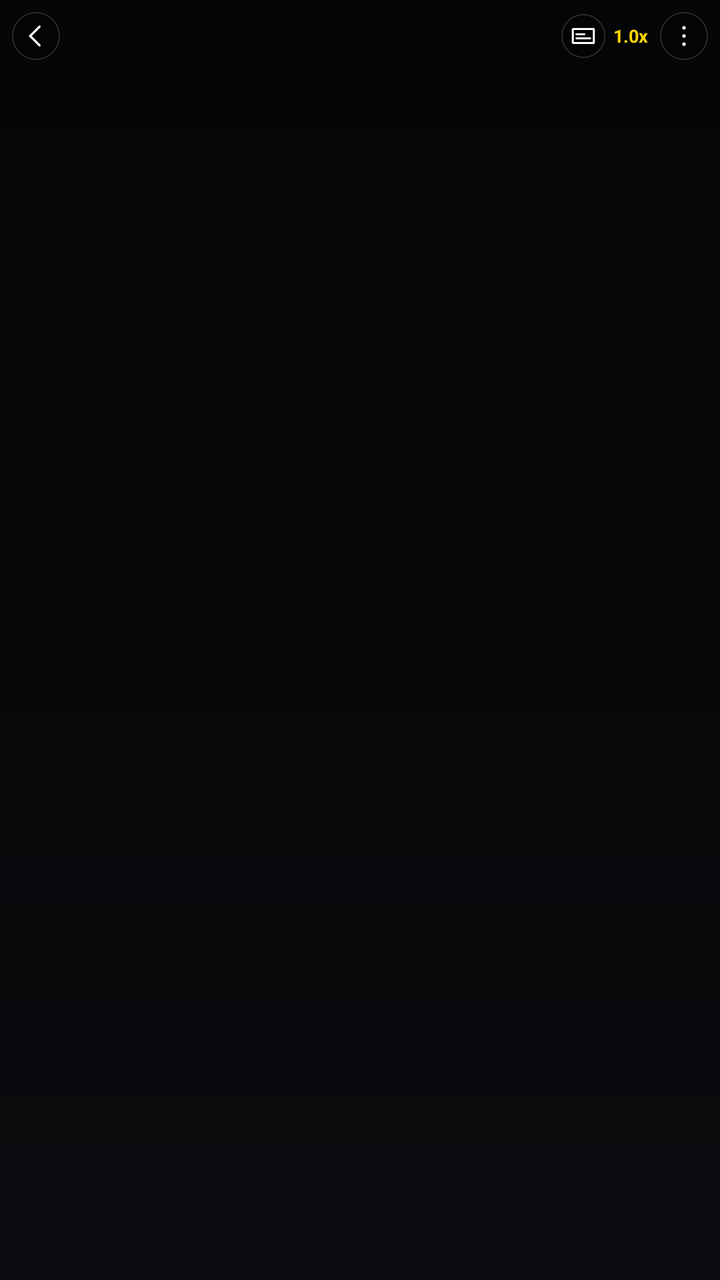
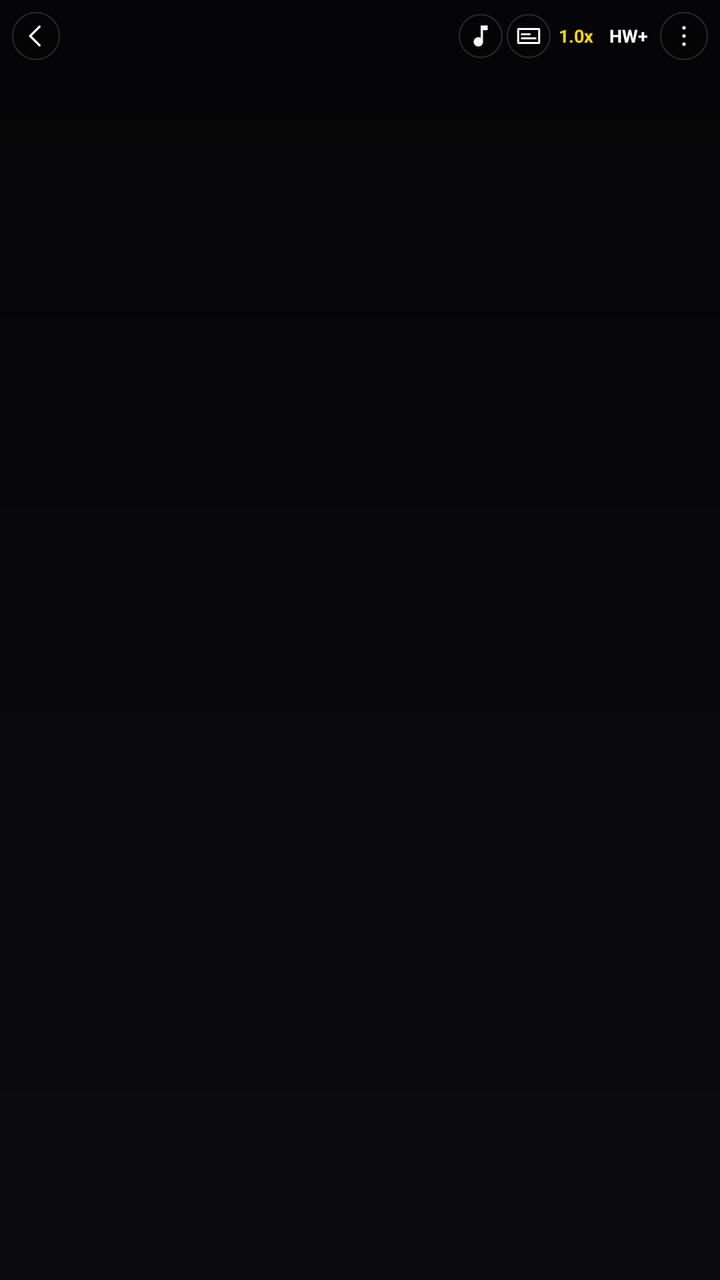

Before-and-after screenshots of an Android layout around one commit, followed by the original layout XML and the change that was made.
<!-- AndroidManifest.xml: application theme Theme.SuhaniScreen -->
<!-- res/layout/inline_top_bar.xml -->
<?xml version="1.0" encoding="utf-8"?>
<LinearLayout xmlns:android="http://schemas.android.com/apk/res/android"
    android:id="@+id/inlineTopBarRoot"
    android:layout_width="match_parent"
    android:layout_height="wrap_content"
    android:layout_gravity="top"
    android:orientation="vertical"
    android:background="@drawable/bg_top_gradient">

    <LinearLayout
        android:layout_width="match_parent"
        android:layout_height="wrap_content"
        android:layout_marginStart="4dp"
        android:layout_marginTop="4dp"
        android:layout_marginEnd="4dp"
        android:orientation="horizontal"
        android:gravity="center_vertical"
        android:paddingHorizontal="2dp"
        android:paddingVertical="2dp">

        <ImageView
            android:id="@+id/inlineBackButton"
            android:layout_width="24dp"
            android:layout_height="24dp"
            android:padding="5dp"
            android:src="@drawable/ic_back"
            android:background="@drawable/bg_icon_circle"
            android:foreground="?attr/selectableItemBackgroundBorderless"
            android:contentDescription="back" />

        <TextView
            android:id="@+id/inlineTitleText"
            android:layout_width="0dp"
            android:layout_height="wrap_content"
            android:layout_weight="1"
            android:layout_marginStart="6dp"
            android:textColor="#FFFFFF"
            android:textSize="10sp"
            android:maxLines="1"
            android:singleLine="true"
            android:ellipsize="end"
            android:shadowColor="#CC000000"
            android:shadowDx="0"
            android:shadowDy="1"
            android:shadowRadius="4" />

        <ImageView
            android:id="@+id/inlineSubtitleButton"
            android:layout_width="22dp"
            android:layout_height="22dp"
            android:padding="4dp"
            android:src="@drawable/ic_subtitle"
            android:background="@drawable/bg_icon_circle"
            android:foreground="?attr/selectableItemBackgroundBorderless"
            android:contentDescription="subtitle" />

        <TextView
            android:id="@+id/inlineSpeedButton"
            android:layout_width="wrap_content"
            android:layout_height="wrap_content"
            android:text="1.0x"
            android:textColor="#FFD700"
            android:textSize="9sp"
            android:textStyle="bold"
            android:padding="4dp"
            android:shadowColor="#CC000000"
            android:shadowDx="0"
            android:shadowDy="1"
            android:shadowRadius="4"
            android:background="?attr/selectableItemBackgroundBorderless" />

        <ImageView
            android:id="@+id/inlineMoreButton"
            android:layout_width="24dp"
            android:layout_height="24dp"
            android:layout_marginStart="2dp"
            android:padding="5dp"
            android:src="@drawable/ic_more_vert"
            android:background="@drawable/bg_icon_circle"
            android:foreground="?attr/selectableItemBackgroundBorderless"
            android:contentDescription="more" />

    </LinearLayout>

</LinearLayout>
<!-- resources referenced by this layout -->
<resources>
  <!-- drawable bg_icon_circle (drawable) -->
  <?xml version="1.0" encoding="utf-8"?>
  <shape xmlns:android="http://schemas.android.com/apk/res/android"
      android:shape="rectangle">
      <gradient
          android:angle="90"
          android:startColor="#59000000"
          android:endColor="#33000000"
          android:type="linear" />
      <stroke android:width="0.75dp" android:color="#26FFFFFF" />
      <corners android:radius="13dp" />
  </shape>
  <!-- drawable bg_top_gradient (drawable) -->
  <?xml version="1.0" encoding="utf-8"?>
  <shape xmlns:android="http://schemas.android.com/apk/res/android">
      <gradient
          android:angle="270"
          android:startColor="#99000000"
          android:centerColor="#4D000000"
          android:endColor="#00000000"
          android:type="linear" />
  </shape>
  <!-- drawable ic_back (drawable) -->
  <vector xmlns:android="http://schemas.android.com/apk/res/android"
      android:width="24dp" android:height="24dp"
      android:viewportWidth="24" android:viewportHeight="24">
      <path
          android:pathData="M15,4 L7,12 L15,20"
          android:strokeColor="#FFFFFF"
          android:strokeWidth="2"
          android:strokeLineCap="round"
          android:strokeLineJoin="round"
          android:fillColor="#00000000" />
  </vector>
  <!-- drawable ic_more_vert (drawable) -->
  <vector xmlns:android="http://schemas.android.com/apk/res/android"
      android:width="24dp" android:height="24dp"
      android:viewportWidth="24" android:viewportHeight="24">
      <path
          android:pathData="M10.5,5 a1.5,1.5 0 1,0 3,0 a1.5,1.5 0 1,0 -3,0"
          android:fillColor="#FFFFFF" />
      <path
          android:pathData="M10.5,12 a1.5,1.5 0 1,0 3,0 a1.5,1.5 0 1,0 -3,0"
          android:fillColor="#FFFFFF" />
      <path
          android:pathData="M10.5,19 a1.5,1.5 0 1,0 3,0 a1.5,1.5 0 1,0 -3,0"
          android:fillColor="#FFFFFF" />
  </vector>
  <!-- drawable ic_subtitle (drawable) -->
  <vector xmlns:android="http://schemas.android.com/apk/res/android"
      android:width="24dp" android:height="24dp"
      android:viewportWidth="24" android:viewportHeight="24">
      <path
          android:pathData="M3,6 L21,6 L21,18 L3,18 Z"
          android:strokeColor="#FFFFFF"
          android:strokeWidth="1.6"
          android:strokeLineJoin="round"
          android:fillColor="#00000000" />
      <path
          android:pathData="M6,10.5 L13,10.5"
          android:strokeColor="#FFFFFF"
          android:strokeWidth="1.6"
          android:strokeLineCap="round"
          android:fillColor="#00000000" />
      <path
          android:pathData="M6,14 L18,14"
          android:strokeColor="#FFFFFF"
          android:strokeWidth="1.6"
          android:strokeLineCap="round"
          android:fillColor="#00000000" />
  </vector>
  <style name="Theme.SuhaniScreen" parent="Theme.AppCompat.DayNight.NoActionBar">
          <item name="android:statusBarColor">#0B0B0F</item>
          <item name="android:windowBackground">#0B0B0F</item>
      </style>
</resources>

<!-- the commit's change to res/layout/inline_top_bar.xml (unified diff, before → after) -->
@@ -45,9 +45,20 @@
             android:shadowRadius="4" />
 
         <ImageView
+            android:id="@+id/inlineAudioTrackButton"
+            android:layout_width="22dp"
+            android:layout_height="22dp"
+            android:padding="4dp"
+            android:src="@drawable/ic_audiotrack"
+            android:background="@drawable/bg_icon_circle"
+            android:foreground="?attr/selectableItemBackgroundBorderless"
+            android:contentDescription="audio track" />
+
+        <ImageView
             android:id="@+id/inlineSubtitleButton"
             android:layout_width="22dp"
             android:layout_height="22dp"
+            android:layout_marginStart="2dp"
             android:padding="4dp"
             android:src="@drawable/ic_subtitle"
             android:background="@drawable/bg_icon_circle"
@@ -69,6 +80,22 @@
             android:shadowRadius="4"
             android:background="?attr/selectableItemBackgroundBorderless" />
 
+        <TextView
+            android:id="@+id/inlineDecoderButton"
+            android:layout_width="wrap_content"
+            android:layout_height="wrap_content"
+            android:text="HW+"
+            android:textColor="#FFFFFF"
+            android:textSize="9sp"
+            android:textStyle="bold"
+            android:padding="4dp"
+            android:shadowColor="#CC000000"
+            android:shadowDx="0"
+            android:shadowDy="1"
+            android:shadowRadius="4"
+            android:background="?attr/selectableItemBackgroundBorderless"
+            android:contentDescription="decoder select" />
+
         <ImageView
             android:id="@+id/inlineMoreButton"
             android:layout_width="24dp"
<!-- resource entries referenced after the edit -->
@@ -22,6 +22,14 @@
           android:endColor="#00000000"
           android:type="linear" />
   </shape>
+  <!-- drawable ic_audiotrack (drawable) -->
+  <vector xmlns:android="http://schemas.android.com/apk/res/android"
+      android:width="24dp" android:height="24dp"
+      android:viewportWidth="24" android:viewportHeight="24">
+      <path
+          android:pathData="M12,3 L12,13.55 C11.41,13.21 10.73,13 10,13 C7.79,13 6,14.79 6,17 C6,19.21 7.79,21 10,21 C12.21,21 14,19.21 14,17 L14,7 L18,7 L18,3 Z"
+          android:fillColor="#FFFFFF" />
+  </vector>
   <!-- drawable ic_back (drawable) -->
   <vector xmlns:android="http://schemas.android.com/apk/res/android"
       android:width="24dp" android:height="24dp"
